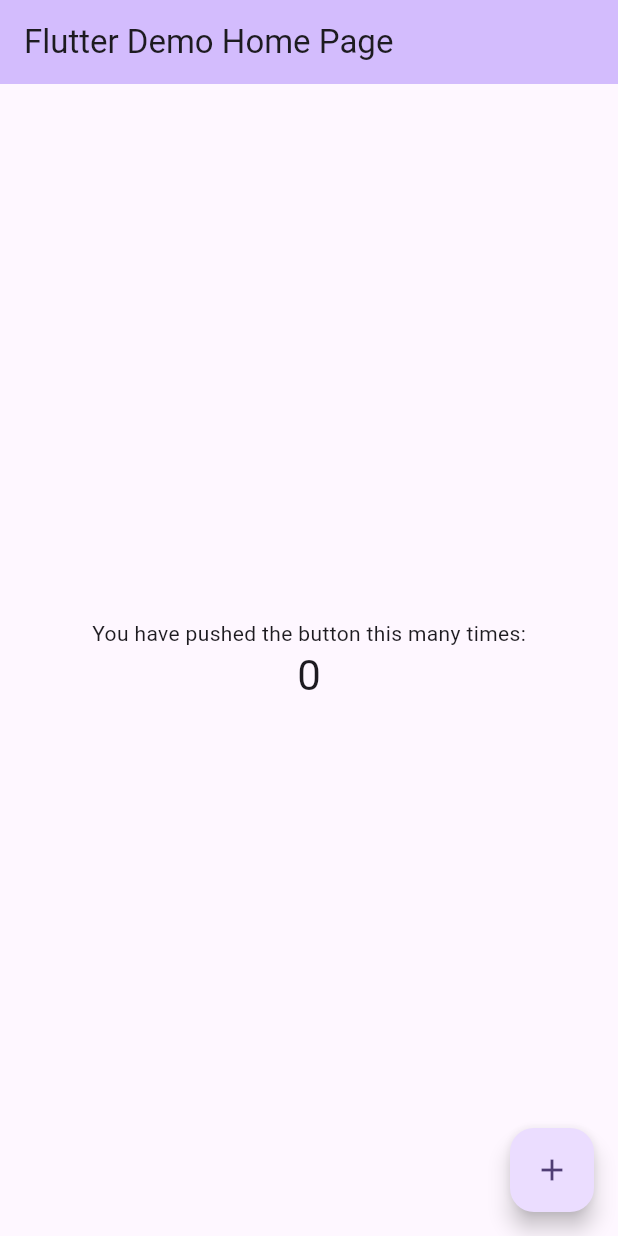
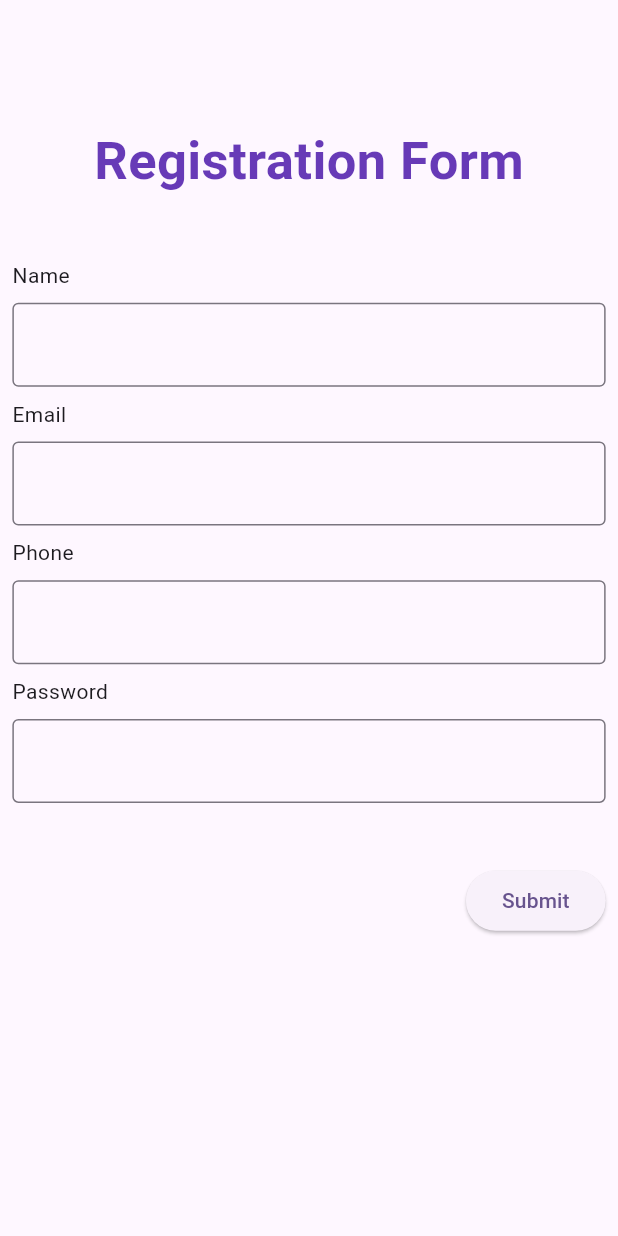
Before and after one commit to bobflay/canafirca, a Flutter app: the screen it shows after launch, on a phone screen of 412 x 824 dp. Run offline on Flutter 3.47's test engine with Material 3 defaults, Android fonts, the light colour scheme and no system bars.

Commit message:
add registration page

```diff
--- a/lib/main.dart
+++ b/lib/main.dart
@@ -13,61 +13,22 @@
     return MaterialApp(
       title: 'Flutter Demo',
       theme: ThemeData(
-        // This is the theme of your application.
-        //
-        // TRY THIS: Try running your application with "flutter run". You'll see
-        // the application has a purple toolbar. Then, without quitting the app,
-        // try changing the seedColor in the colorScheme below to Colors.green
-        // and then invoke "hot reload" (save your changes or press the "hot
-        // reload" button in a Flutter-supported IDE, or press "r" if you used
-        // the command line to start the app).
-        //
-        // Notice that the counter didn't reset back to zero; the application
-        // state is not lost during the reload. To reset the state, use hot
-        // restart instead.
-        //
-        // This works for code too, not just values: Most code changes can be
-        // tested with just a hot reload.
         colorScheme: ColorScheme.fromSeed(seedColor: Colors.deepPurple),
         useMaterial3: true,
       ),
-      home: const MyHomePage(title: 'Flutter Demo Home Page'),
+      home: const MyHomePage(),
     );
   }
 }
 
 class MyHomePage extends StatefulWidget {
-  const MyHomePage({super.key, required this.title});
-
-  // This widget is the home page of your application. It is stateful, meaning
-  // that it has a State object (defined below) that contains fields that affect
-  // how it looks.
-
-  // This class is the configuration for the state. It holds the values (in this
-  // case the title) provided by the parent (in this case the App widget) and
-  // used by the build method of the State. Fields in a Widget subclass are
-  // always marked "final".
-
-  final String title;
+  const MyHomePage({super.key});
 
   @override
   State<MyHomePage> createState() => _MyHomePageState();
 }
 
 class _MyHomePageState extends State<MyHomePage> {
-  int _counter = 0;
-
-  void _incrementCounter() {
-    setState(() {
-      // This call to setState tells the Flutter framework that something has
-      // changed in this State, which causes it to rerun the build method below
-      // so that the display can reflect the updated values. If we changed
-      // _counter without calling setState(), then the build method would not be
-      // called again, and so nothing would appear to happen.
-      _counter++;
-    });
-  }
-
   @override
   Widget build(BuildContext context) {
     // This method is rerun every time setState is called, for instance as done
@@ -77,49 +38,69 @@
     // fast, so that you can just rebuild anything that needs updating rather
     // than having to individually change instances of widgets.
     return Scaffold(
-      appBar: AppBar(
-        // TRY THIS: Try changing the color here to a specific color (to
-        // Colors.amber, perhaps?) and trigger a hot reload to see the AppBar
-        // change color while the other colors stay the same.
-        backgroundColor: Theme.of(context).colorScheme.inversePrimary,
-        // Here we take the value from the MyHomePage object that was created by
-        // the App.build method, and use it to set our appbar title.
-        title: Text(widget.title),
-      ),
-      body: Center(
-        // Center is a layout widget. It takes a single child and positions it
-        // in the middle of the parent.
-        child: Column(
-          // Column is also a layout widget. It takes a list of children and
-          // arranges them vertically. By default, it sizes itself to fit its
-          // children horizontally, and tries to be as tall as its parent.
-          //
-          // Column has various properties to control how it sizes itself and
-          // how it positions its children. Here we use mainAxisAlignment to
-          // center the children vertically; the main axis here is the vertical
-          // axis because Columns are vertical (the cross axis would be
-          // horizontal).
-          //
-          // TRY THIS: Invoke "debug painting" (choose the "Toggle Debug Paint"
-          // action in the IDE, or press "p" in the console), to see the
-          // wireframe for each widget.
-          mainAxisAlignment: MainAxisAlignment.center,
-          children: <Widget>[
-            const Text(
-              'You have pushed the button this many times:',
-            ),
-            Text(
-              '$_counter',
-              style: Theme.of(context).textTheme.headlineMedium,
-            ),
-          ],
+        body: Padding(
+      padding: EdgeInsets.only(
+          top: MediaQuery.of(context).size.height * 0.1,
+          left: MediaQuery.of(context).size.width * 0.02,
+          right: MediaQuery.of(context).size.width * 0.02),
+      child: Expanded(
+        child: SingleChildScrollView(
+          child: Column(
+            crossAxisAlignment: CrossAxisAlignment.start,
+            children: [
+              Row(
+                mainAxisAlignment: MainAxisAlignment.center,
+                children: [
+                  Text(
+                      "Registration Form",
+                    style: TextStyle(
+                      fontSize: 35,
+                      color: Colors.deepPurple,
+                      fontWeight: FontWeight.bold
+                    ),
+
+                  ),
+                ],
+              ),
+              SizedBox(height: MediaQuery.of(context).size.height * 0.05),
+              Text("Name"),
+              SizedBox(height: MediaQuery.of(context).size.height * 0.01),
+              TextField(
+                decoration: InputDecoration(border: OutlineInputBorder()),
+              ),
+              SizedBox(height: MediaQuery.of(context).size.height * 0.01),
+              Text("Email"),
+              SizedBox(height: MediaQuery.of(context).size.height * 0.01),
+              TextField(
+                decoration: InputDecoration(border: OutlineInputBorder()),
+                keyboardType: TextInputType.emailAddress,
+              ),
+              SizedBox(height: MediaQuery.of(context).size.height * 0.01),
+              Text("Phone"),
+              SizedBox(height: MediaQuery.of(context).size.height * 0.01),
+              TextField(
+                decoration: InputDecoration(border: OutlineInputBorder()),
+                keyboardType: TextInputType.phone,
+              ),
+              SizedBox(height: MediaQuery.of(context).size.height * 0.01),
+              Text("Password"),
+              SizedBox(height: MediaQuery.of(context).size.height * 0.01),
+              TextField(
+                decoration: InputDecoration(border: OutlineInputBorder()),
+                obscureText: true,
+              ),
+              SizedBox(height: MediaQuery.of(context).size.height * 0.05),
+              Row(
+                mainAxisAlignment: MainAxisAlignment.end,
+                children: [
+                  ElevatedButton(onPressed: () {}, child: Text("Submit"))
+                ],
+              )
+            ],
+          ),
         ),
       ),
-      floatingActionButton: FloatingActionButton(
-        onPressed: _incrementCounter,
-        tooltip: 'Increment',
-        child: const Icon(Icons.add),
-      ), // This trailing comma makes auto-formatting nicer for build methods.
-    );
+    ) // This trailing comma makes auto-formatting nicer for build methods.
+        );
   }
 }
```
